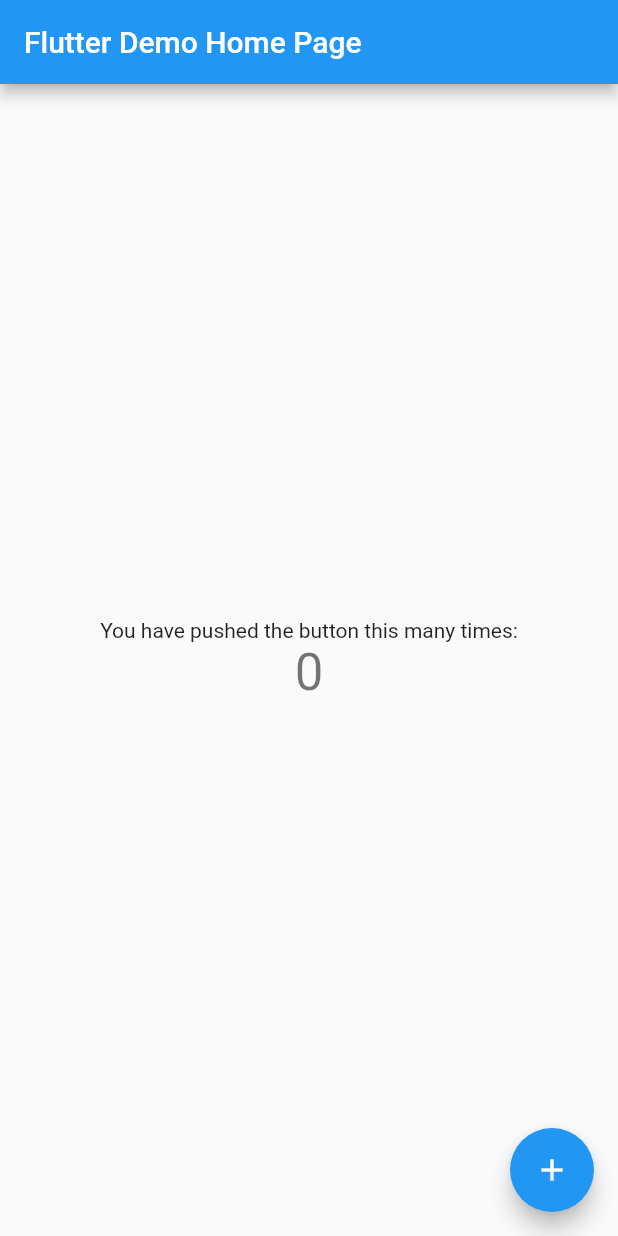
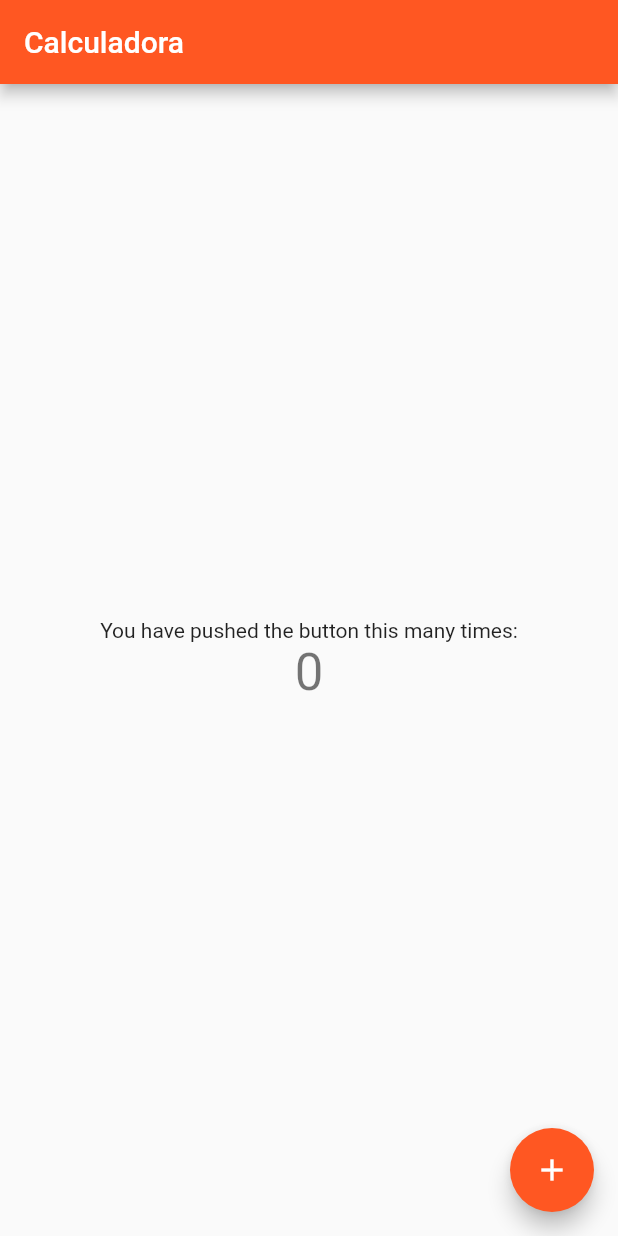
Before and after one commit to nicobenavides/calculadora_flutter, a Flutter app: the screen it shows after launch, on a phone screen of 412 x 824 dp. Run offline on Flutter 3.47's test engine with Material 2 defaults, Android fonts, the phone set to English and light mode, and no system bars.

Commit message:
mi primer commit en la rama desarrollo

```diff
--- a/lib/main.dart
+++ b/lib/main.dart
@@ -9,20 +9,11 @@ class MyApp extends StatelessWidget {
   @override
   Widget build(BuildContext context) {
     return MaterialApp(
-      title: 'Flutter Demo',
+      title: 'Calculadora',
       theme: ThemeData(
-        // This is the theme of your application.
-        //
-        // Try running your application with "flutter run". You'll see the
-        // application has a blue toolbar. Then, without quitting the app, try
-        // changing the primarySwatch below to Colors.green and then invoke
-        // "hot reload" (press "r" in the console where you ran "flutter run",
-        // or simply save your changes to "hot reload" in a Flutter IDE).
-        // Notice that the counter didn't reset back to zero; the application
-        // is not restarted.
-        primarySwatch: Colors.blue,
+        primarySwatch: Colors.deepOrange,
       ),
-      home: MyHomePage(title: 'Flutter Demo Home Page'),
+      home: MyHomePage(title: 'Calculadora'),
     );
   }
 }
```
